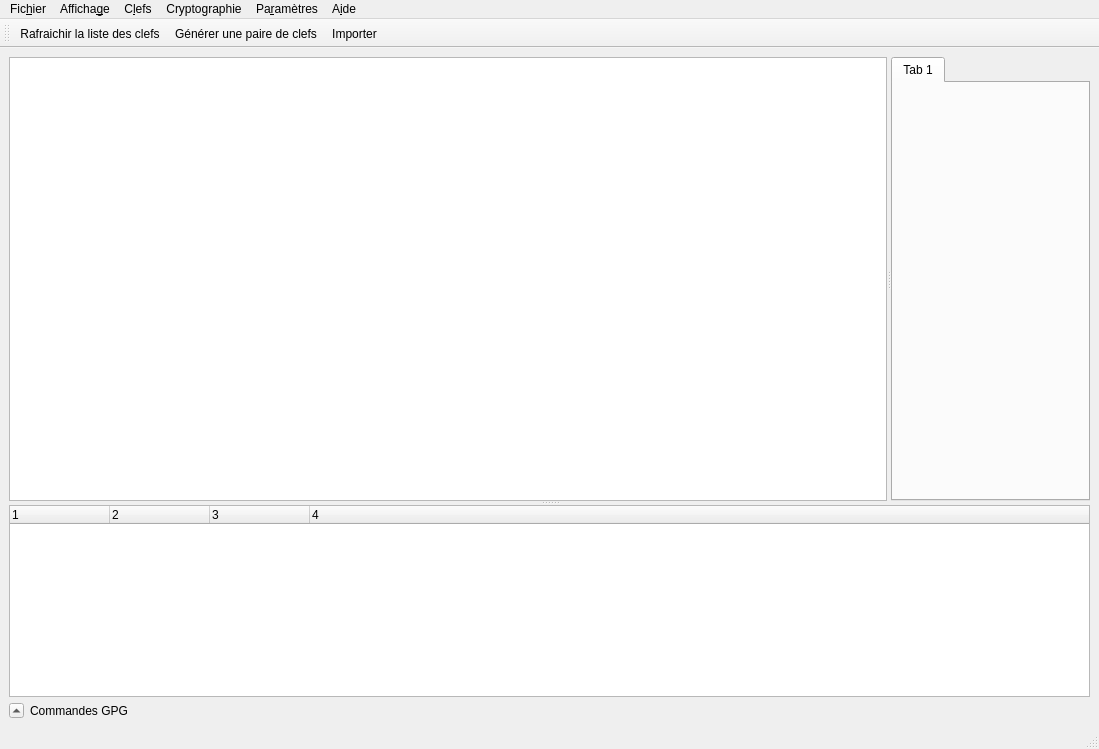
This is GuiPG/src/View/mainwindow.ui in Diakakodo/GuiPG as Qt 5 draws it before an edit. The edited form follows.
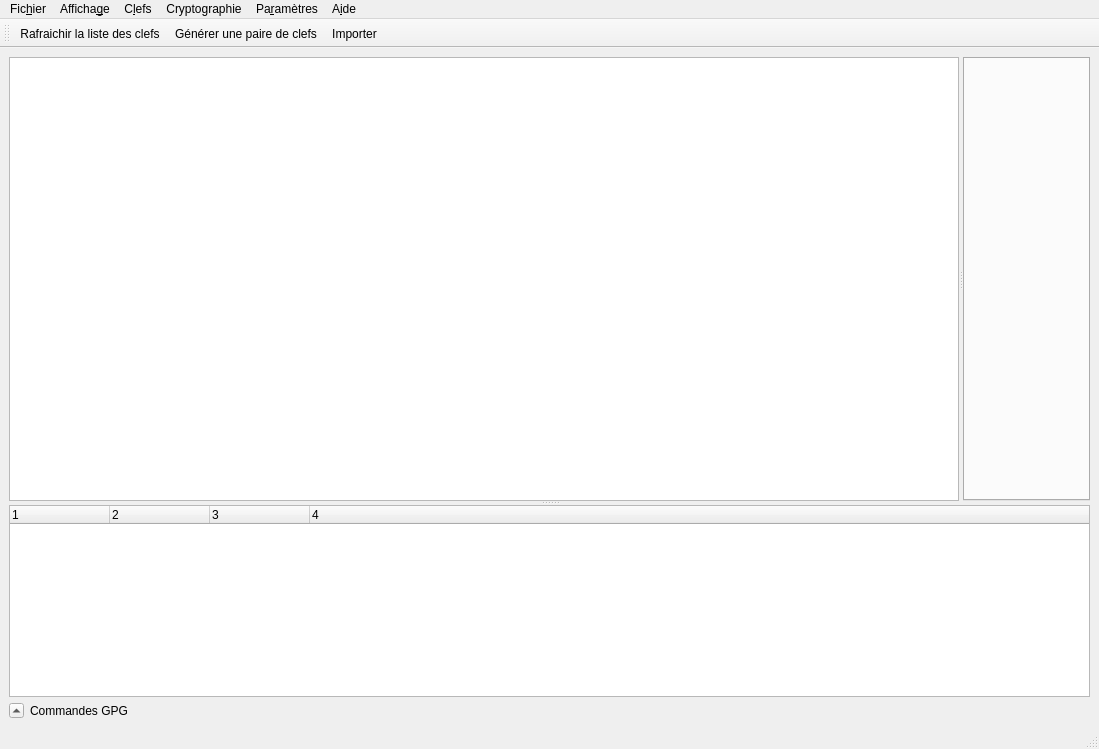
This is the edited form. Icons and pictures are not drawn. Custom widgets are drawn as their Qt base class.

Commit message:
Suppression de la derniere tab
Bah alors olivier faut pas s'arreter en si bon chemin ;)

Diff of the .ui file:
```diff
--- a/GuiPG/src/View/mainwindow.ui
+++ b/GuiPG/src/View/mainwindow.ui
@@ -57,11 +57,6 @@
         <property name="currentIndex">
          <number>0</number>
         </property>
-        <widget class="QWidget" name="tab">
-         <attribute name="title">
-          <string>Tab 1</string>
-         </attribute>
-        </widget>
        </widget>
       </widget>
       <widget class="QWidget" name="layoutWidget">
```
Left out of the diff: 2 changed lines with no effect on the pictures.
